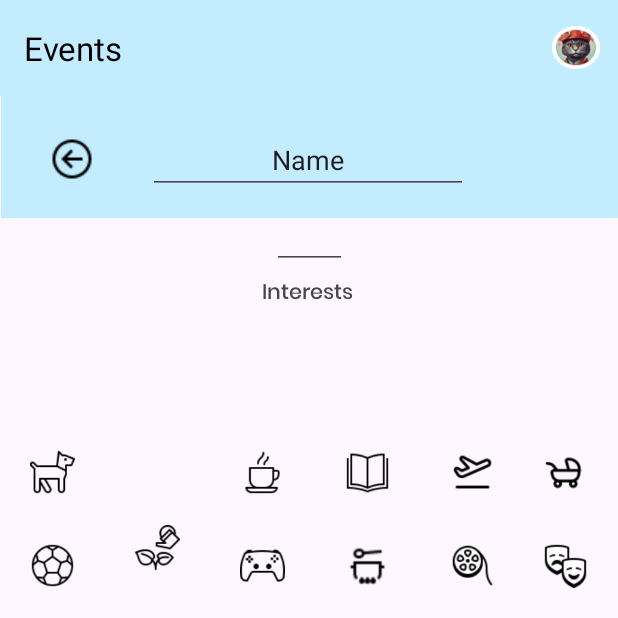
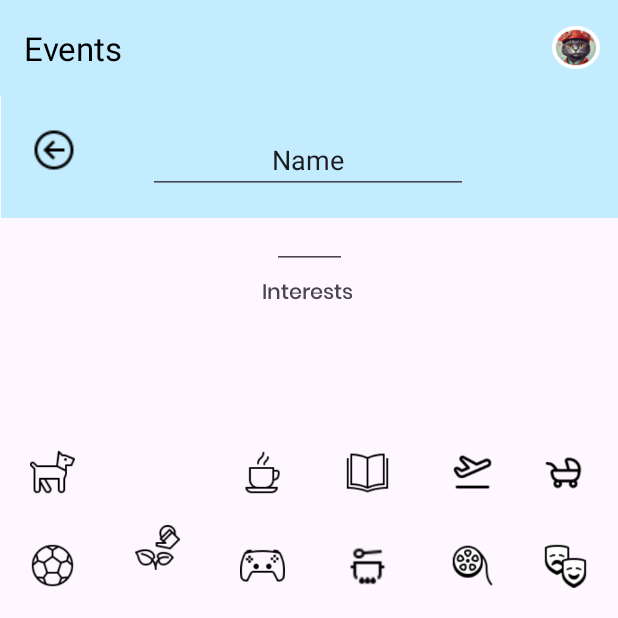
Before and after one commit to Thormogal/CloseBySocialize, an Android app: the fragment EditProfileFragment placed in its activity, on a phone screen of 412 x 824 dp, the top half of it. Run offline under Robolectric (Android 15) with nearby library versions, the phone set to English and light mode, and no system bars; our stand-ins replace Firebase (no records; nobody signed in at launch, a user with empty details on screens opened directly).

Commit message:
profile and profile edit from top bar funktion

```diff
--- a/app/src/main/java/com/example/closebysocialize/profile/EditProfileFragment.kt
+++ b/app/src/main/java/com/example/closebysocialize/profile/EditProfileFragment.kt
@@ -7,14 +7,15 @@ import android.view.ViewGroup
 import android.widget.Button
 import android.widget.EditText
 import android.widget.ImageButton
+import android.widget.ImageView
 import androidx.fragment.app.Fragment
 import com.example.closebysocialize.R
 
 
 class EditProfileFragment : Fragment() {
 
-    lateinit var editProfileBackButton : ImageButton
-    lateinit var editImage : ImageButton
+    lateinit var goBackButtonImageView: ImageView
+    lateinit var editImage : ImageView
     lateinit var profileSaveButton : Button
     lateinit var editName : EditText
     lateinit var editBirthYear: EditText
@@ -26,8 +27,8 @@ class EditProfileFragment : Fragment() {
     ): View? {
         val view = inflater.inflate(R.layout.fragment_edit_profile, container, false)
 
-        editProfileBackButton = view.findViewById(R.id.editProfileBackButton)
-        editImage = view.findViewById(R.id.editImage)
+        goBackButtonImageView = view.findViewById(R.id.goBackButtonImageView)
+        editImage = view.findViewById(R.id.editPictureImageView)
         profileSaveButton = view.findViewById(R.id.profileSaveButton)
         editName = view.findViewById(R.id.editName)
         editBirthYear = view.findViewById(R.id.editBirthYear)
@@ -38,7 +39,7 @@ class EditProfileFragment : Fragment() {
     override fun onViewCreated(view: View, savedInstanceState: Bundle?) {
         super.onViewCreated(view, savedInstanceState)
         //kallar på funktionerna, clicklis
-        editProfileBackButton.setOnClickListener{
+        goBackButtonImageView.setOnClickListener{
             //tillbaka till profilsidan
         }
         editImage.setOnClickListener{
--- a/app/src/main/res/layout/fragment_add_event.xml
+++ b/app/src/main/res/layout/fragment_add_event.xml
@@ -216,7 +216,7 @@
         app:srcCompat="@drawable/interests_dogwalk" />
 
     <ImageView
-        android:id="@+id/imageView7"
+        android:id="@+id/languageimageView"
         android:layout_width="30dp"
         android:layout_height="30dp"
         android:layout_marginTop="57dp"
@@ -226,7 +226,7 @@
         app:srcCompat="@drawable/interests_football" />
 
     <ImageView
-        android:id="@+id/imageView8"
+        android:id="@+id/darkModeimageView"
         android:layout_width="30dp"
         android:layout_height="30dp"
         android:layout_marginStart="50dp"
@@ -242,7 +242,7 @@
         android:layout_marginStart="30dp"
         android:layout_marginBottom="3dp"
         app:layout_constraintBottom_toTopOf="@+id/linearLayout"
-        app:layout_constraintStart_toEndOf="@+id/imageView8"
+        app:layout_constraintStart_toEndOf="@+id/darkModeimageView"
         app:srcCompat="@drawable/interests_movie" />
 
     <ImageView
--- a/app/src/main/res/layout/fragment_edit_profile.xml
+++ b/app/src/main/res/layout/fragment_edit_profile.xml
@@ -29,60 +29,60 @@
         app:layout_constraintEnd_toEndOf="parent"
         app:layout_constraintHorizontal_bias="0.498"
         app:layout_constraintStart_toStartOf="parent"
-        app:layout_constraintTop_toBottomOf="@+id/editImage" />
+        app:layout_constraintTop_toBottomOf="@+id/editPictureImageView" />
 
     <ImageView
-        android:id="@+id/dogImage"
+        android:id="@+id/dogImageView"
         android:layout_width="30dp"
         android:layout_height="30dp"
         android:layout_marginStart="20dp"
         android:layout_marginBottom="32dp"
-        app:layout_constraintBottom_toTopOf="@+id/sportImage"
+        app:layout_constraintBottom_toTopOf="@+id/sportImageView"
         app:layout_constraintStart_toStartOf="parent"
         app:srcCompat="@drawable/interests_dogwalk" />
 
     <ImageView
-        android:id="@+id/gardenImage"
+        android:id="@+id/gardenImageView"
         android:layout_width="30dp"
         android:layout_height="30dp"
         android:layout_marginStart="40dp"
         android:layout_marginBottom="32dp"
-        app:layout_constraintBottom_toTopOf="@+id/restaurantImage"
-        app:layout_constraintStart_toEndOf="@+id/dogImage"
+        app:layout_constraintBottom_toTopOf="@+id/restaurantImageView"
+        app:layout_constraintStart_toEndOf="@+id/dogImageView"
         app:srcCompat="@drawable/intrerests_garden" />
 
     <ImageView
-        android:id="@+id/coffeeImage"
+        android:id="@+id/coffeeImageView"
         android:layout_width="30dp"
         android:layout_height="30dp"
         android:layout_marginStart="40dp"
         android:layout_marginBottom="32dp"
-        app:layout_constraintBottom_toTopOf="@+id/gameImage"
-        app:layout_constraintStart_toEndOf="@+id/gardenImage"
+        app:layout_constraintBottom_toTopOf="@+id/gameImageView"
+        app:layout_constraintStart_toEndOf="@+id/gardenImageView"
         app:srcCompat="@drawable/interests_coffeemug" />
 
     <ImageView
-        android:id="@+id/airPlaneImage"
+        android:id="@+id/airPlaneImageView"
         android:layout_width="30dp"
         android:layout_height="30dp"
         android:layout_marginStart="40dp"
         android:layout_marginBottom="32dp"
-        app:layout_constraintBottom_toTopOf="@+id/cinemaImage"
-        app:layout_constraintStart_toEndOf="@+id/bookImage"
+        app:layout_constraintBottom_toTopOf="@+id/cinemaImageView"
+        app:layout_constraintStart_toEndOf="@+id/bookImageView"
         app:srcCompat="@drawable/interests_airplane_takeoff" />
 
     <ImageView
-        android:id="@+id/cookingImage"
+        android:id="@+id/cookingImageView"
         android:layout_width="30dp"
         android:layout_height="30dp"
         android:layout_marginStart="40dp"
         android:layout_marginBottom="352dp"
         app:layout_constraintBottom_toBottomOf="parent"
-        app:layout_constraintStart_toEndOf="@+id/gameImage"
+        app:layout_constraintStart_toEndOf="@+id/gameImageView"
         app:srcCompat="@drawable/interests_cooking" />
 
     <ImageView
-        android:id="@+id/sportImage"
+        android:id="@+id/sportImageView"
         android:layout_width="30dp"
         android:layout_height="30dp"
         android:layout_marginStart="20dp"
@@ -92,37 +92,37 @@
         app:srcCompat="@drawable/interests_football" />
 
     <ImageView
-        android:id="@+id/gameImage"
+        android:id="@+id/gameImageView"
         android:layout_width="30dp"
         android:layout_height="30dp"
         android:layout_marginStart="40dp"
         android:layout_marginBottom="352dp"
         app:layout_constraintBottom_toBottomOf="parent"
-        app:layout_constraintStart_toEndOf="@+id/restaurantImage"
+        app:layout_constraintStart_toEndOf="@+id/restaurantImageView"
         app:srcCompat="@drawable/interests_gamingcontroller" />
 
     <ImageView
-        android:id="@+id/cinemaImage"
+        android:id="@+id/cinemaImageView"
         android:layout_width="30dp"
         android:layout_height="30dp"
         android:layout_marginStart="40dp"
         android:layout_marginBottom="352dp"
         app:layout_constraintBottom_toBottomOf="parent"
-        app:layout_constraintStart_toEndOf="@+id/cookingImage"
+        app:layout_constraintStart_toEndOf="@+id/cookingImageView"
         app:srcCompat="@drawable/interests_movie" />
 
     <ImageView
-        android:id="@+id/restaurantImage"
+        android:id="@+id/restaurantImageView"
         android:layout_width="30dp"
         android:layout_height="30dp"
         android:layout_marginStart="40dp"
         android:layout_marginTop="348dp"
-        app:layout_constraintStart_toEndOf="@+id/sportImage"
+        app:layout_constraintStart_toEndOf="@+id/sportImageView"
         app:layout_constraintTop_toTopOf="parent"
         app:srcCompat="@drawable/interests_restaurant" />
 
     <ImageView
-        android:id="@+id/theatreImage"
+        android:id="@+id/theatreImageView"
         android:layout_width="30dp"
         android:layout_height="30dp"
         android:layout_marginEnd="20dp"
@@ -130,16 +130,16 @@
         app:layout_constraintBottom_toBottomOf="parent"
         app:layout_constraintEnd_toEndOf="parent"
         app:layout_constraintHorizontal_bias="1.0"
-        app:layout_constraintStart_toEndOf="@+id/cinemaImage"
+        app:layout_constraintStart_toEndOf="@+id/cinemaImageView"
         app:srcCompat="@drawable/interests_theatermask" />
 
     <ImageView
-        android:id="@+id/strollerImage"
+        android:id="@+id/strollerImageView"
         android:layout_width="30dp"
         android:layout_height="30dp"
         android:layout_marginEnd="20dp"
         android:layout_marginBottom="32dp"
-        app:layout_constraintBottom_toTopOf="@+id/theatreImage"
+        app:layout_constraintBottom_toTopOf="@+id/theatreImageView"
         app:layout_constraintEnd_toEndOf="parent"
         app:srcCompat="@drawable/interests_stroller" />
 
@@ -156,7 +156,7 @@
         app:layout_constraintTop_toTopOf="parent" />
 
     <ImageView
-        android:id="@+id/editImage"
+        android:id="@+id/editPictureImageView"
         android:layout_width="wrap_content"
         android:layout_height="wrap_content"
         android:layout_marginTop="76dp"
@@ -165,19 +165,6 @@
         app:layout_constraintStart_toStartOf="parent"
         app:layout_constraintTop_toTopOf="parent"
         tools:srcCompat="@tools:sample/avatars" />
-
-    <ImageButton
-        android:id="@+id/editProfileBackButton"
-        android:layout_width="wrap_content"
-        android:layout_height="wrap_content"
-        android:layout_marginStart="20dp"
-        android:layout_marginTop="16dp"
-        android:layout_marginBottom="14dp"
-        android:backgroundTint="@color/primary_blue"
-        app:layout_constraintBottom_toBottomOf="@+id/toolbar"
-        app:layout_constraintStart_toStartOf="parent"
-        app:layout_constraintTop_toTopOf="parent"
-        app:srcCompat="@drawable/go_back_button" />
 
     <EditText
         android:id="@+id/editName"
@@ -213,7 +200,7 @@
         app:layout_constraintBottom_toTopOf="@+id/editProfileInterestText"
         app:layout_constraintEnd_toEndOf="parent"
         app:layout_constraintStart_toStartOf="parent"
-        app:layout_constraintTop_toBottomOf="@+id/editImage" />
+        app:layout_constraintTop_toBottomOf="@+id/editPictureImageView" />
 
     <EditText
         android:id="@+id/editTextTextMultiLine"
@@ -231,15 +218,25 @@
         app:layout_constraintTop_toBottomOf="@+id/editProfileAboutText" />
 
     <ImageView
-        android:id="@+id/bookImage"
+        android:id="@+id/bookImageView"
         android:layout_width="30dp"
         android:layout_height="30dp"
         android:layout_marginStart="40dp"
         android:layout_marginBottom="32dp"
-        app:layout_constraintBottom_toTopOf="@+id/cookingImage"
-        app:layout_constraintEnd_toStartOf="@+id/airPlaneImage"
+        app:layout_constraintBottom_toTopOf="@+id/cookingImageView"
+        app:layout_constraintEnd_toStartOf="@+id/airPlaneImageView"
         app:layout_constraintHorizontal_bias="0.0"
-        app:layout_constraintStart_toEndOf="@+id/coffeeImage"
+        app:layout_constraintStart_toEndOf="@+id/coffeeImageView"
         app:srcCompat="@drawable/interests_book" />
 
+    <ImageView
+        android:id="@+id/goBackButtonImageView"
+        android:layout_width="wrap_content"
+        android:layout_height="wrap_content"
+        android:layout_marginStart="20dp"
+        android:layout_marginTop="20dp"
+        app:layout_constraintStart_toStartOf="parent"
+        app:layout_constraintTop_toTopOf="parent"
+        app:srcCompat="@drawable/go_back_button" />
+
 </androidx.constraintlayout.widget.ConstraintLayout>
```
Also changed, not shown: app/src/main/java/com/example/closebysocialize/profile/ProfileFragment.kt (+5 -4 lines), app/src/main/res/layout/fragment_profile.xml (+11 -11 lines).
